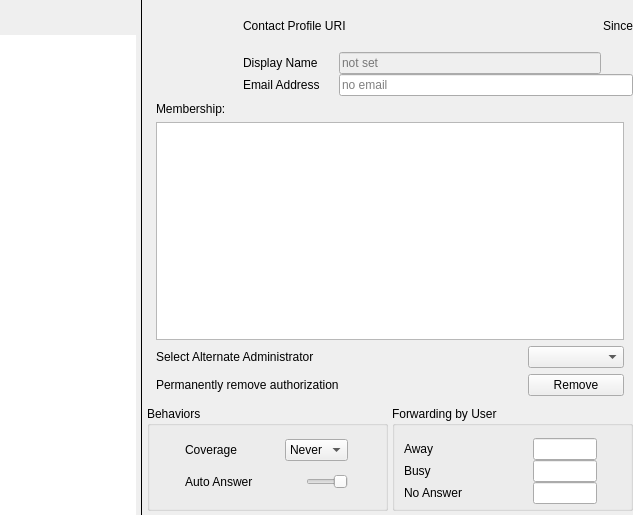
dyfet/tycho_sipwitchqt, file Desktop/phonebook.ui: the form before one commit.
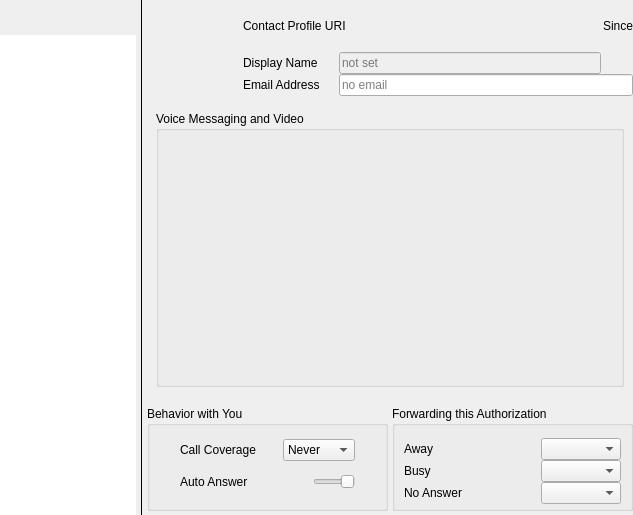
The form after the commit. Icons and pictures are not drawn.

The edit to the form file:
```diff
--- a/Desktop/phonebook.ui
+++ b/Desktop/phonebook.ui
@@ -10,6 +10,12 @@
     <height>515</height>
    </rect>
   </property>
+  <property name="sizePolicy">
+   <sizepolicy hsizetype="Expanding" vsizetype="Preferred">
+    <horstretch>0</horstretch>
+    <verstretch>0</verstretch>
+   </sizepolicy>
+  </property>
   <property name="windowTitle">
    <string>Form</string>
   </property>
@@ -418,7 +424,7 @@
         <item>
          <widget class="QStackedWidget" name="profileStack">
           <property name="currentIndex">
-           <number>2</number>
+           <number>3</number>
           </property>
           <widget class="QWidget" name="blankPage">
            <property name="styleSheet">
@@ -619,6 +625,20 @@
             </item>
            </layout>
           </widget>
+          <widget class="QWidget" name="voicePage">
+           <layout class="QVBoxLayout" name="verticalLayout_5">
+            <item>
+             <widget class="QGroupBox" name="groupBox_2">
+              <property name="title">
+               <string>Voice Messaging and Video</string>
+              </property>
+              <property name="flat">
+               <bool>true</bool>
+              </property>
+             </widget>
+            </item>
+           </layout>
+          </widget>
          </widget>
         </item>
         <item>
@@ -635,74 +655,13 @@
           <item>
            <widget class="QGroupBox" name="behaviorGroup">
             <property name="title">
-             <string>Behaviors</string>
+             <string>Behavior with You</string>
             </property>
             <property name="flat">
              <bool>true</bool>
             </property>
             <layout class="QGridLayout" name="gridLayout">
-             <item row="0" column="1">
-              <widget class="QComboBox" name="coveragePriority">
-               <property name="maximumSize">
-                <size>
-                 <width>80</width>
-                 <height>16777215</height>
-                </size>
-               </property>
-               <item>
-                <property name="text">
-                 <string>Never</string>
-                </property>
-               </item>
-               <item>
-                <property name="text">
-                 <string>0</string>
-                </property>
-               </item>
-               <item>
-                <property name="text">
-                 <string>1</string>
-                </property>
-               </item>
-               <item>
-                <property name="text">
-                 <string>2</string>
-                </property>
-               </item>
-               <item>
-                <property name="text">
-                 <string>3</string>
-                </property>
-               </item>
-              </widget>
-             </item>
-             <item row="0" column="0">
-              <widget class="QLabel" name="label_3">
-               <property name="sizePolicy">
-                <sizepolicy hsizetype="Fixed" vsizetype="Preferred">
-                 <horstretch>0</horstretch>
-                 <verstretch>0</verstretch>
-                </sizepolicy>
-               </property>
-               <property name="text">
-                <string>Coverage</string>
-               </property>
-              </widget>
-             </item>
-             <item row="1" column="0">
-              <widget class="QLabel" name="label">
-               <property name="sizePolicy">
-                <sizepolicy hsizetype="Fixed" vsizetype="Preferred">
-                 <horstretch>0</horstretch>
-                 <verstretch>0</verstretch>
-                </sizepolicy>
-               </property>
-               <property name="text">
-                <string>Auto Answer</string>
-               </property>
-              </widget>
-             </item>
-             <item row="1" column="1">
+             <item row="1" column="2">
               <widget class="QSlider" name="autoAnswer">
                <property name="sizePolicy">
                 <sizepolicy hsizetype="Preferred" vsizetype="Fixed">
@@ -736,6 +695,67 @@
                </property>
               </widget>
              </item>
+             <item row="1" column="1">
+              <widget class="QLabel" name="label">
+               <property name="sizePolicy">
+                <sizepolicy hsizetype="Fixed" vsizetype="Preferred">
+                 <horstretch>0</horstretch>
+                 <verstretch>0</verstretch>
+                </sizepolicy>
+               </property>
+               <property name="text">
+                <string>Auto Answer</string>
+               </property>
+              </widget>
+             </item>
+             <item row="0" column="1">
+              <widget class="QLabel" name="coverageLabel">
+               <property name="sizePolicy">
+                <sizepolicy hsizetype="Fixed" vsizetype="Preferred">
+                 <horstretch>0</horstretch>
+                 <verstretch>0</verstretch>
+                </sizepolicy>
+               </property>
+               <property name="text">
+                <string>Call Coverage</string>
+               </property>
+              </widget>
+             </item>
+             <item row="0" column="2">
+              <widget class="QComboBox" name="coverage">
+               <property name="maximumSize">
+                <size>
+                 <width>80</width>
+                 <height>16777215</height>
+                </size>
+               </property>
+               <item>
+                <property name="text">
+                 <string>Never</string>
+                </property>
+               </item>
+               <item>
+                <property name="text">
+                 <string>Always</string>
+                </property>
+               </item>
+               <item>
+                <property name="text">
+                 <string>1 Ring</string>
+                </property>
+               </item>
+               <item>
+                <property name="text">
+                 <string>2 Rings</string>
+                </property>
+               </item>
+               <item>
+                <property name="text">
+                 <string>3 Rings</string>
+                </property>
+               </item>
+              </widget>
+             </item>
             </layout>
            </widget>
           </item>
@@ -748,7 +768,7 @@
              </sizepolicy>
             </property>
             <property name="title">
-             <string>Forwarding by User</string>
+             <string>Forwarding this Authorization</string>
             </property>
             <property name="flat">
              <bool>true</bool>
@@ -779,60 +799,6 @@
                </property>
               </widget>
              </item>
-             <item row="2" column="1">
-              <widget class="QLineEdit" name="lineNoAnswer">
-               <property name="enabled">
-                <bool>true</bool>
-               </property>
-               <property name="sizePolicy">
-                <sizepolicy hsizetype="Preferred" vsizetype="Fixed">
-                 <horstretch>0</horstretch>
-                 <verstretch>0</verstretch>
-                </sizepolicy>
-               </property>
-               <property name="maximumSize">
-                <size>
-                 <width>64</width>
-                 <height>16777215</height>
-                </size>
-               </property>
-              </widget>
-             </item>
-             <item row="0" column="1">
-              <widget class="QLineEdit" name="lineAway">
-               <property name="enabled">
-                <bool>true</bool>
-               </property>
-               <property name="sizePolicy">
-                <sizepolicy hsizetype="Preferred" vsizetype="Fixed">
-                 <horstretch>0</horstretch>
-                 <verstretch>0</verstretch>
-                </sizepolicy>
-               </property>
-               <property name="maximumSize">
-                <size>
-                 <width>64</width>
-                 <height>16777215</height>
-                </size>
-               </property>
-               <property name="readOnly">
-                <bool>false</bool>
-               </property>
-              </widget>
-             </item>
-             <item row="0" column="0">
-              <widget class="QLabel" name="label_7">
-               <property name="sizePolicy">
-                <sizepolicy hsizetype="Minimum" vsizetype="Preferred">
-                 <horstretch>0</horstretch>
-                 <verstretch>0</verstretch>
-                </sizepolicy>
-               </property>
-               <property name="text">
-                <string>Away</string>
-               </property>
-              </widget>
-             </item>
              <item row="2" column="0">
               <widget class="QLabel" name="label_8">
                <property name="sizePolicy">
@@ -846,101 +812,47 @@
                </property>
               </widget>
              </item>
-             <item row="1" column="1">
-              <widget class="QLineEdit" name="lineBusy">
-               <property name="enabled">
-                <bool>true</bool>
-               </property>
+             <item row="0" column="0">
+              <widget class="QLabel" name="label_7">
                <property name="sizePolicy">
-                <sizepolicy hsizetype="Preferred" vsizetype="Fixed">
+                <sizepolicy hsizetype="Minimum" vsizetype="Preferred">
                  <horstretch>0</horstretch>
                  <verstretch>0</verstretch>
                 </sizepolicy>
                </property>
-               <property name="maximumSize">
-                <size>
-                 <width>64</width>
-                 <height>16777215</height>
-                </size>
+               <property name="text">
+                <string>Away</string>
                </property>
               </widget>
              </item>
              <item row="0" column="2">
-              <widget class="QPushButton" name="pushButton_2">
+              <widget class="QComboBox" name="fwdAway">
                <property name="maximumSize">
                 <size>
-                 <width>20</width>
-                 <height>20</height>
+                 <width>80</width>
+                 <height>16777215</height>
                 </size>
                </property>
-               <property name="text">
-                <string/>
-               </property>
-               <property name="icon">
-                <iconset resource="../Resources/desktop.qrc">
-                 <normaloff>:/icons/person.png</normaloff>:/icons/person.png</iconset>
-               </property>
-               <property name="iconSize">
-                <size>
-                 <width>16</width>
-                 <height>16</height>
-                </size>
-               </property>
-               <property name="flat">
-                <bool>true</bool>
-               </property>
               </widget>
              </item>
              <item row="1" column="2">
-              <widget class="QPushButton" name="pushButton_3">
+              <widget class="QComboBox" name="fwdBusy">
                <property name="maximumSize">
                 <size>
-                 <width>20</width>
-                 <height>20</height>
+                 <width>80</width>
+                 <height>16777215</height>
                 </size>
                </property>
-               <property name="text">
-                <string/>
-               </property>
-               <property name="icon">
-                <iconset resource="../Resources/desktop.qrc">
-                 <normaloff>:/icons/person.png</normaloff>:/icons/person.png</iconset>
-               </property>
-               <property name="iconSize">
-                <size>
-                 <width>16</width>
-                 <height>16</height>
-                </size>
-               </property>
-               <property name="flat">
-                <bool>true</bool>
-               </property>
               </widget>
              </item>
              <item row="2" column="2">
-              <widget class="QPushButton" name="pushButton_4">
+              <widget class="QComboBox" name="fwdNoAnswer">
                <property name="maximumSize">
                 <size>
-                 <width>20</width>
-                 <height>20</height>
+                 <width>80</width>
+                 <height>16777215</height>
                 </size>
                </property>
-               <property name="text">
-                <string/>
-               </property>
-               <property name="icon">
-                <iconset resource="../Resources/desktop.qrc">
-                 <normaloff>:/icons/person.png</normaloff>:/icons/person.png</iconset>
-               </property>
-               <property name="iconSize">
-                <size>
-                 <width>16</width>
-                 <height>16</height>
-                </size>
-               </property>
-               <property name="flat">
-                <bool>true</bool>
-               </property>
               </widget>
              </item>
             </layout>
```
Left out of the diff: 8 changed lines with no effect on the pictures.
